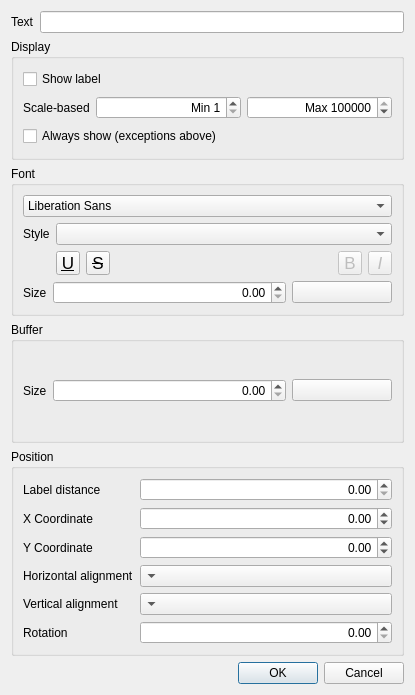
Qt form src/ui/qgslabelpropertydialogbase.ui (qgis/QGIS) before a commit.
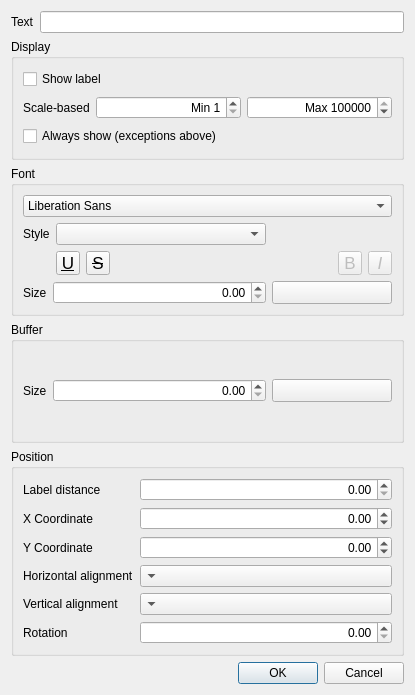
The same form after that commit. Custom widgets are drawn as their Qt base class.

Commit message: [labeling] use QgsColorButtonV2 for label property dialog

```diff
--- a/src/ui/qgslabelpropertydialogbase.ui
+++ b/src/ui/qgslabelpropertydialogbase.ui
@@ -34,26 +34,6 @@
       <string>Font</string>
      </property>
      <layout class="QGridLayout" name="gridLayout">
-      <item row="1" column="1" colspan="2">
-       <widget class="QComboBox" name="mFontStyleCmbBx">
-        <property name="toolTip">
-         <string>Available typeface styles</string>
-        </property>
-       </widget>
-      </item>
-      <item row="3" column="2">
-       <widget class="QgsColorButton" name="mFontColorButton">
-        <property name="maximumSize">
-         <size>
-          <width>100</width>
-          <height>16777215</height>
-         </size>
-        </property>
-        <property name="text">
-         <string/>
-        </property>
-       </widget>
-      </item>
       <item row="0" column="0" colspan="3">
        <widget class="QFontComboBox" name="mFontFamilyCmbBx">
         <property name="editable">
@@ -61,33 +41,6 @@
         </property>
        </widget>
       </item>
-      <item row="3" column="0" colspan="2">
-       <layout class="QHBoxLayout" name="horizontalLayout">
-        <item>
-         <widget class="QLabel" name="mFontSizeLabel">
-          <property name="sizePolicy">
-           <sizepolicy hsizetype="Maximum" vsizetype="Preferred">
-            <horstretch>0</horstretch>
-            <verstretch>0</verstretch>
-           </sizepolicy>
-          </property>
-          <property name="text">
-           <string>Size</string>
-          </property>
-         </widget>
-        </item>
-        <item>
-         <widget class="QDoubleSpinBox" name="mFontSizeSpinBox">
-          <property name="alignment">
-           <set>Qt::AlignRight|Qt::AlignTrailing|Qt::AlignVCenter</set>
-          </property>
-          <property name="maximum">
-           <double>999999.000000000000000</double>
-          </property>
-         </widget>
-        </item>
-       </layout>
-      </item>
       <item row="1" column="0">
        <widget class="QLabel" name="label_3">
         <property name="sizePolicy">
@@ -101,6 +54,13 @@
         </property>
        </widget>
       </item>
+      <item row="1" column="1">
+       <widget class="QComboBox" name="mFontStyleCmbBx">
+        <property name="toolTip">
+         <string>Available typeface styles</string>
+        </property>
+       </widget>
+      </item>
       <item row="2" column="1" colspan="2">
        <layout class="QHBoxLayout" name="horizontalLayout_4">
         <item>
@@ -255,6 +215,58 @@
         </item>
        </layout>
       </item>
+      <item row="3" column="0" colspan="2">
+       <layout class="QHBoxLayout" name="horizontalLayout">
+        <item>
+         <widget class="QLabel" name="mFontSizeLabel">
+          <property name="sizePolicy">
+           <sizepolicy hsizetype="Maximum" vsizetype="Preferred">
+            <horstretch>0</horstretch>
+            <verstretch>0</verstretch>
+           </sizepolicy>
+          </property>
+          <property name="text">
+           <string>Size</string>
+          </property>
+         </widget>
+        </item>
+        <item>
+         <widget class="QDoubleSpinBox" name="mFontSizeSpinBox">
+          <property name="alignment">
+           <set>Qt::AlignRight|Qt::AlignTrailing|Qt::AlignVCenter</set>
+          </property>
+          <property name="maximum">
+           <double>999999.000000000000000</double>
+          </property>
+         </widget>
+        </item>
+       </layout>
+      </item>
+      <item row="3" column="2">
+       <widget class="QgsColorButtonV2" name="mFontColorButton">
+        <property name="sizePolicy">
+         <sizepolicy hsizetype="Fixed" vsizetype="Fixed">
+          <horstretch>0</horstretch>
+          <verstretch>0</verstretch>
+         </sizepolicy>
+        </property>
+        <property name="minimumSize">
+         <size>
+          <width>120</width>
+          <height>0</height>
+         </size>
+        </property>
+        <property name="maximumSize">
+         <size>
+          <width>120</width>
+          <height>16777215</height>
+         </size>
+        </property>
+        <property name="text">
+         <string/>
+        </property>
+       </widget>
+      </item>
      </layout>
     </widget>
    </item>
@@ -370,10 +382,22 @@
        </layout>
       </item>
       <item row="0" column="1">
-       <widget class="QgsColorButton" name="mBufferColorButton">
+       <widget class="QgsColorButtonV2" name="mBufferColorButton">
+        <property name="sizePolicy">
+         <sizepolicy hsizetype="Fixed" vsizetype="Fixed">
+          <horstretch>0</horstretch>
+          <verstretch>0</verstretch>
+         </sizepolicy>
+        </property>
+        <property name="minimumSize">
+         <size>
+          <width>120</width>
+          <height>0</height>
+         </size>
+        </property>
         <property name="maximumSize">
          <size>
-          <width>100</width>
+          <width>120</width>
           <height>16777215</height>
          </size>
         </property>
@@ -543,9 +567,9 @@
  </widget>
  <customwidgets>
   <customwidget>
-   <class>QgsColorButton</class>
-   <extends>QPushButton</extends>
-   <header>qgscolorbutton.h</header>
+   <class>QgsColorButtonV2</class>
+   <extends>QToolButton</extends>
+   <header>qgscolorbuttonv2.h</header>
   </customwidget>
  </customwidgets>
  <resources/>
```
The commit also changes 1 other file.
